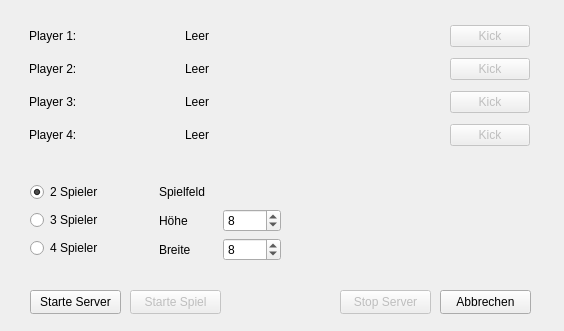
The window that src/interfaces/server_gui.ui (JPaehr/Revrsi) describes before a commit, drawn with Qt 5.
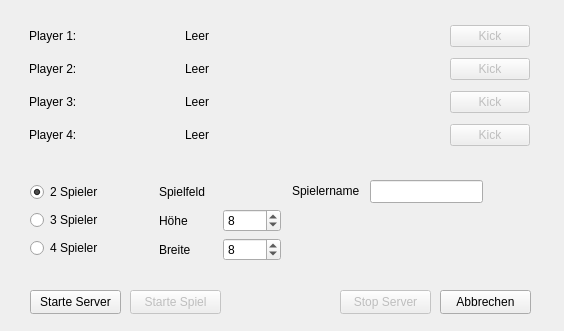
The same window after the commit.

Commit message: Server und Client weiter eingebunden und weiterentwickelt. Funktioniert noch nichtgit status

What changed in the file:
```diff
--- a/src/interfaces/server_gui.ui
+++ b/src/interfaces/server_gui.ui
@@ -366,6 +366,29 @@
     </item>
    </layout>
   </widget>
+  <widget class="QLabel" name="spielername_label">
+   <property name="geometry">
+    <rect>
+     <x>292</x>
+     <y>183</y>
+     <width>71</width>
+     <height>16</height>
+    </rect>
+   </property>
+   <property name="text">
+    <string>Spielername</string>
+   </property>
+  </widget>
+  <widget class="QLineEdit" name="spielername_lineEdit">
+   <property name="geometry">
+    <rect>
+     <x>370</x>
+     <y>180</y>
+     <width>113</width>
+     <height>23</height>
+    </rect>
+   </property>
+  </widget>
  </widget>
  <resources/>
  <connections>
```
The commit also changes 23 other files.
